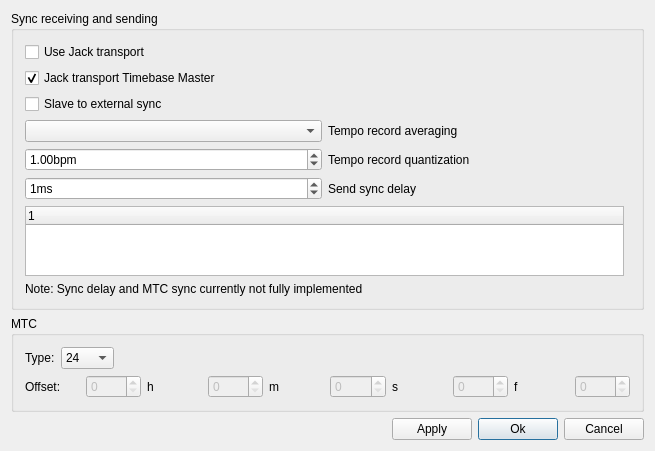
The window that muse3/muse/widgets/midisync.ui (emrum/muse) describes before a commit, drawn with Qt 5.
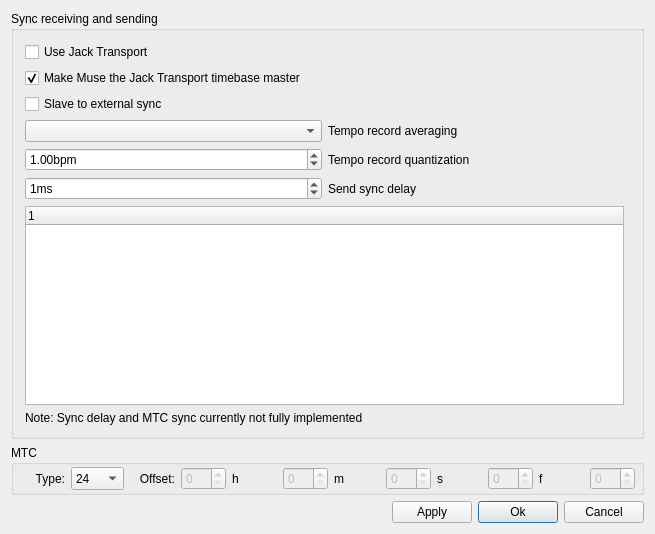
The same window after the commit.

What changed in the file:
```diff
--- a/muse3/muse/widgets/midisync.ui
+++ b/muse3/muse/widgets/midisync.ui
@@ -10,7 +10,7 @@
     <x>0</x>
     <y>0</y>
     <width>655</width>
-    <height>445</height>
+    <height>534</height>
    </rect>
   </property>
   <property name="windowTitle">
@@ -79,8 +79,17 @@
       <property name="spacing">
        <number>6</number>
       </property>
-      <property name="margin">
-       <number>11</number>
+      <property name="leftMargin">
+       <number>6</number>
+      </property>
+      <property name="topMargin">
+       <number>2</number>
+      </property>
+      <property name="rightMargin">
+       <number>6</number>
+      </property>
+      <property name="bottomMargin">
+       <number>2</number>
       </property>
       <item>
        <layout class="QHBoxLayout">
@@ -89,6 +98,9 @@
           <property name="text">
            <string>Type:</string>
           </property>
+          <property name="alignment">
+           <set>Qt::AlignRight|Qt::AlignTrailing|Qt::AlignVCenter</set>
+          </property>
           <property name="wordWrap">
            <bool>false</bool>
           </property>
@@ -125,30 +137,13 @@
          </widget>
         </item>
         <item>
-         <spacer name="spacer4">
-          <property name="orientation">
-           <enum>Qt::Horizontal</enum>
-          </property>
-          <property name="sizeType">
-           <enum>QSizePolicy::Expanding</enum>
-          </property>
-          <property name="sizeHint" stdset="0">
-           <size>
-            <width>40</width>
-            <height>20</height>
-           </size>
-          </property>
-         </spacer>
-        </item>
-       </layout>
-      </item>
-      <item>
-       <layout class="QHBoxLayout">
-        <item>
          <widget class="QLabel" name="textLabel1">
           <property name="text">
            <string>Offset:</string>
           </property>
+          <property name="alignment">
+           <set>Qt::AlignRight|Qt::AlignTrailing|Qt::AlignVCenter</set>
+          </property>
           <property name="wordWrap">
            <bool>false</bool>
           </property>
@@ -280,7 +275,7 @@
  including stop, start and position.</string>
         </property>
         <property name="text">
-         <string>Use Jack transport</string>
+         <string>Use Jack Transport</string>
         </property>
         <property name="checked">
          <bool>false</bool>
@@ -304,7 +299,7 @@
 You can always click here again for Master.</string>
         </property>
         <property name="text">
-         <string>Jack transport Timebase Master</string>
+         <string>Make Muse the Jack Transport timebase master</string>
         </property>
         <property name="checked">
          <bool>true</bool>
```
Left out of the diff: 11 changed lines with no effect on the pictures.
